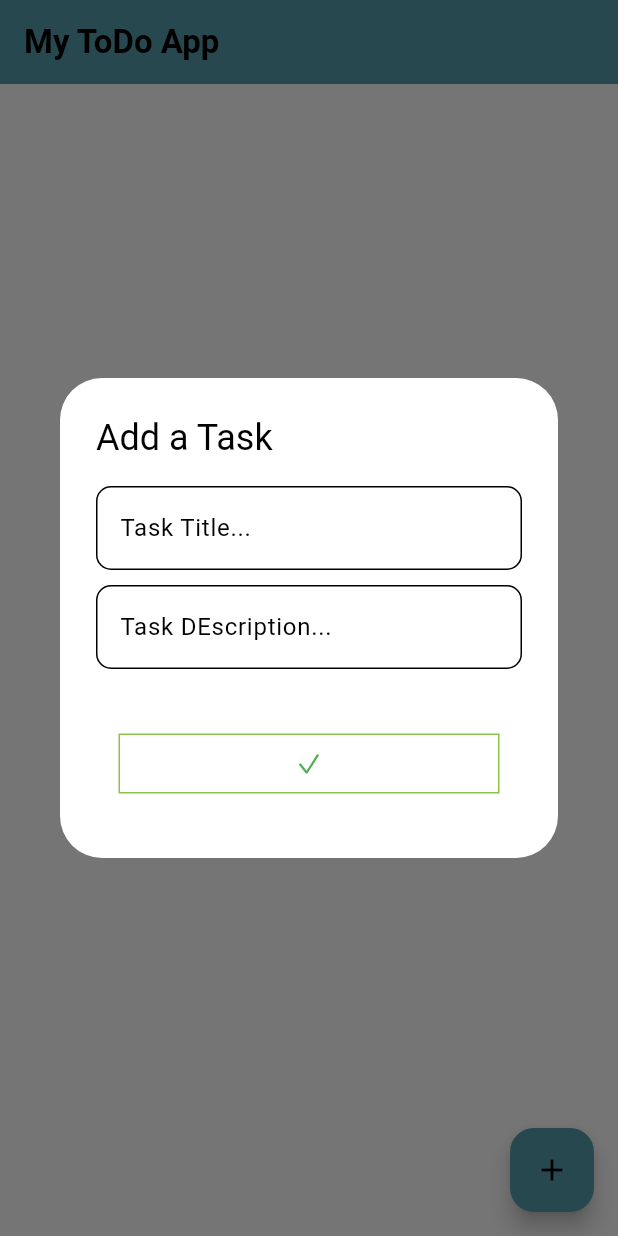
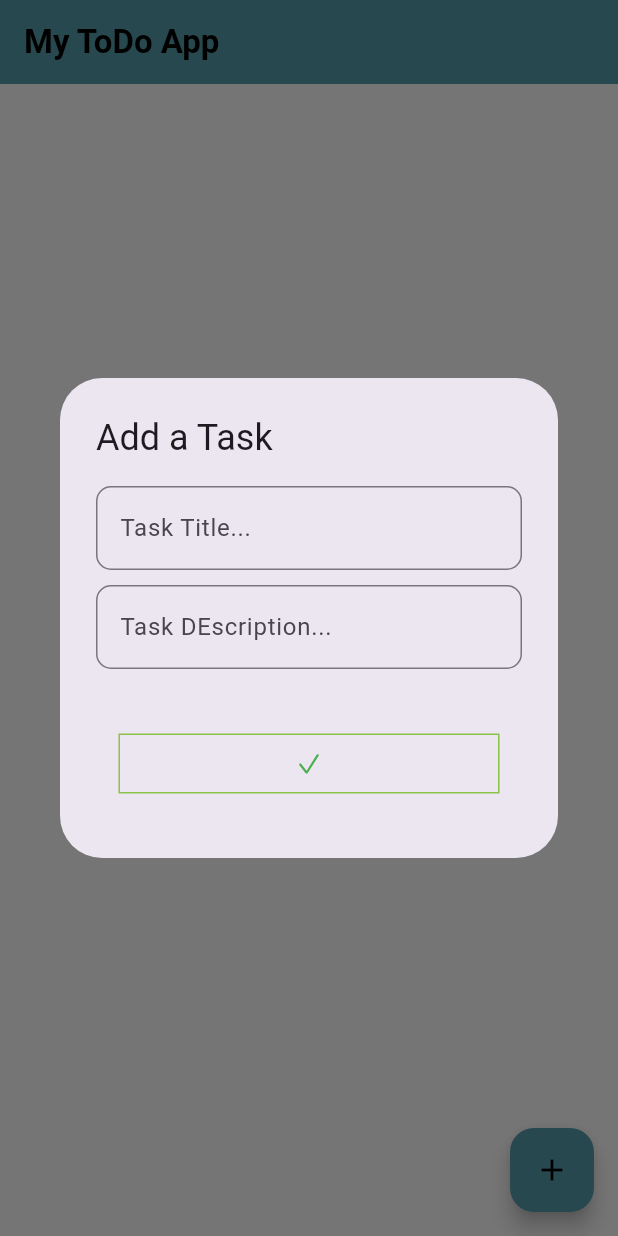
Before and after one commit to AditiSingh2003/todo, a Flutter app: the screen it shows after launch, after a tap on the "add" icon, on a phone screen of 412 x 824 dp. Run offline on Flutter 3.47's test engine with Material 3 defaults, Android fonts, the phone set to English and light mode, and no system bars; our stand-ins replace bloc, equatable, flutter_bloc, flutter_slidable, hydrated_bloc; missing offline and left inert: dart:ffi.

```diff
--- a/lib/home.dart
+++ b/lib/home.dart
@@ -36,7 +36,7 @@ class _HomeScreenState extends State<HomeScreen> {
   @override
   Widget build(BuildContext context) {
     return Scaffold(
-      backgroundColor: Theme.of(context).colorScheme.background,
+      backgroundColor: Colors.white,
       floatingActionButton: FloatingActionButton(
         onPressed: (){
           showDialog(context: context, builder: (context){
@@ -53,13 +53,13 @@ class _HomeScreenState extends State<HomeScreen> {
                 children: [
                   TextField(
                     controller: controller1,
-                    cursorColor: Theme.of(context).colorScheme.secondary,
+                    cursorColor:  Colors.lightGreen,
                     decoration: InputDecoration(
                       hintText: 'Task Title...',
                       focusedBorder: OutlineInputBorder(
                         borderRadius: BorderRadius.circular(10),
                         borderSide: BorderSide(
-                          color: Theme.of(context).colorScheme.secondary,
+                          color: Colors.lightGreen,
                         )
                       ),
                       border: OutlineInputBorder(
@@ -73,13 +73,13 @@ class _HomeScreenState extends State<HomeScreen> {
                   const SizedBox(height:10),
                   TextField(
                     controller: controller2,
-                    cursorColor: Theme.of(context).colorScheme.secondary,
+                    cursorColor: Colors.lightGreen,
                     decoration: InputDecoration(
                       hintText: 'Task DEscription...',
                       focusedBorder: OutlineInputBorder(
                         borderRadius: BorderRadius.circular(10),
                         borderSide: BorderSide(
-                          color: Theme.of(context).colorScheme.secondary,
+                          color: Colors.lightGreen,
                         )
                       ),
                       border: OutlineInputBorder(
@@ -107,8 +107,9 @@ class _HomeScreenState extends State<HomeScreen> {
                     },
                     style: TextButton.styleFrom(
                       shape: RoundedRectangleBorder(
-                        side: BorderSide(color: Theme.of(context).colorScheme.secondary,),),
-                        foregroundColor: Theme.of(context).colorScheme.secondary,
+                        side: BorderSide(color: Colors.lightGreen,),),
+                        foregroundColor: Colors.lightGreen
+                        ,
                       ),
 
                       child: SizedBox(
@@ -124,7 +125,7 @@ class _HomeScreenState extends State<HomeScreen> {
             );
           });
         },
-        backgroundColor: Theme.of(context).colorScheme.primary,
+        backgroundColor: Color(0xFF569DAA),
         child: const Icon(
           Icons.add,
           color: Colors.black,
@@ -132,7 +133,7 @@ class _HomeScreenState extends State<HomeScreen> {
         ),
 
         appBar: AppBar(
-          backgroundColor: Theme.of(context).colorScheme.primary,
+          backgroundColor: Color(0xFF569DAA),
           elevation: 0,
           title: const Text(
             'My ToDo App',
@@ -151,7 +152,7 @@ class _HomeScreenState extends State<HomeScreen> {
                     itemCount: state.todos.length,
                     itemBuilder: (context, int i){
                       return Card(
-                        color: Theme.of(context).colorScheme.primary,
+                        color: Color(0xFF569DAA),
                         elevation: 1,
                         shape: RoundedRectangleBorder(borderRadius: BorderRadius.circular(10)),
                         child: Slidable(
@@ -178,7 +179,7 @@ class _HomeScreenState extends State<HomeScreen> {
                             ),
                             trailing: Checkbox(
                               value: state.todos[i].isDone,
-                              activeColor: Theme.of(context).colorScheme.secondary,
+                              activeColor: Colors.lightGreen,
                               onChanged: (value){
                                 alertTodo(i);
                               },
--- a/lib/main.dart
+++ b/lib/main.dart
@@ -24,16 +24,16 @@ class MyApp extends StatelessWidget {
     return MaterialApp(
       debugShowCheckedModeBanner: false,
       title: 'Todo App',
-      theme: ThemeData(
-        colorScheme: const ColorScheme.light(
-          background: Colors.white,
-          onBackground: Colors.black,
-          primary: Color(0xFF569DAA),
-          onPrimary: Colors.black,
-          secondary: Colors.lightGreen,
-          onSecondary: Colors.white
-        ),
-      ),
+      // theme: ThemeData(
+      //   colorScheme: const ColorScheme.light(
+      //     background: Colors.white,
+      //     onBackground: Colors.black,
+      //     primary: Color(0xFF569DAA),
+      //     onPrimary: Colors.black,
+      //     secondary: Colors.lightGreen,
+      //     onSecondary: Colors.white
+      //   ),
+      // ),
       home: BlocProvider<TodoBloc>(
         create: (context) => TodoBloc()..add(TodoStarted()),
         child:const HomeScreen(),
```
Also changed, not shown: pubspec.lock.
